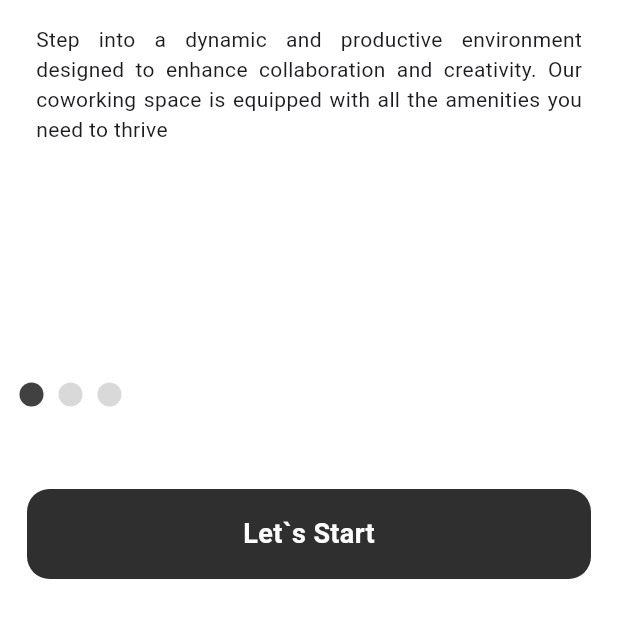
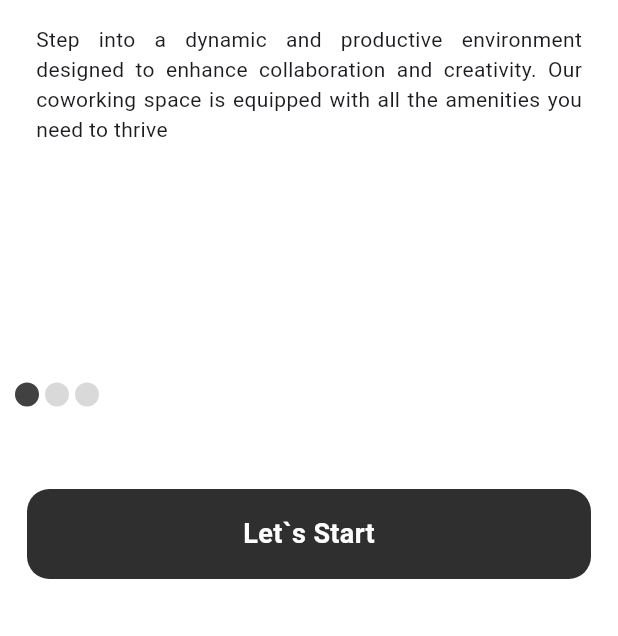
Before and after one commit to Umang-Reformiqo-2024/workspace, a Flutter app: the screen it shows after launch, on a phone screen of 412 x 824 dp, the part 600-1236 px from its top. Run offline on Flutter 3.47's test engine with Material 3 defaults, Android fonts, the phone set to English and light mode, and no system bars; our stand-ins replace animated_custom_dropdown, awesome_bottom_bar, badges, carousel_slider, flutter_staggered_animations, flutter_svg and 3 more; missing offline and left inert: flutter_faq, fw_tab_bar, simple_ripple_animation; Roboto replaces fonts that are missing (proximanovaRegular); project files that could hold a hidden picture were left out.

Commit message:
As on 08-07-2024

```diff
--- a/lib/widgets/introduction_screen_widget/introduction_indicator_widget.dart
+++ b/lib/widgets/introduction_screen_widget/introduction_indicator_widget.dart
@@ -9,10 +9,26 @@ class IntroductionIndicatorWidget extends StatelessWidget {
     return Container(
       height: 16,
       width: 16,
-      margin: const EdgeInsets.only(left: 5, right: 5),
+      margin: const EdgeInsets.only(left: 2, right: 2),
       decoration: BoxDecoration(
-          color:isDarken? const Color(0xFF414141) : const Color(0xFFD9D9D9),
+          color: isDarken ? Colors.transparent : const Color(0xFFD9D9D9),
           borderRadius: BorderRadius.circular(100)),
+      child: AnimatedOpacity(
+          opacity: isDarken?1:0,
+        duration: Duration(milliseconds: 500),
+        child: AnimatedSlide(
+          offset: isDarken ? Offset(0, 0) : Offset(-4, 0),
+          duration: Duration(milliseconds: 500),
+          child: Container(
+            height: 16,
+            width: 16,
+            // margin: const EdgeInsets.only(left: 5, right: 5),
+            decoration: BoxDecoration(
+                color:isDarken? const Color(0xFF414141) : const Color(0xFFD9D9D9),
+                borderRadius: BorderRadius.circular(100)),
+          ),
+        ),
+      ),
     );
   }
 }
```
Also changed, not shown: 1 other file.
